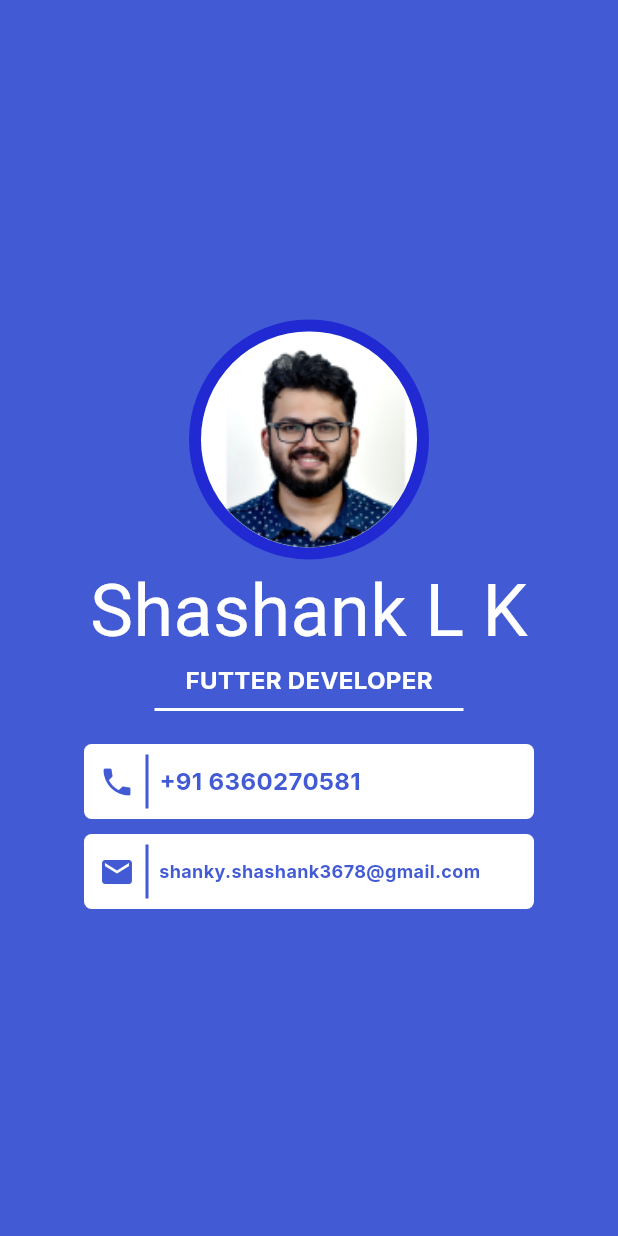
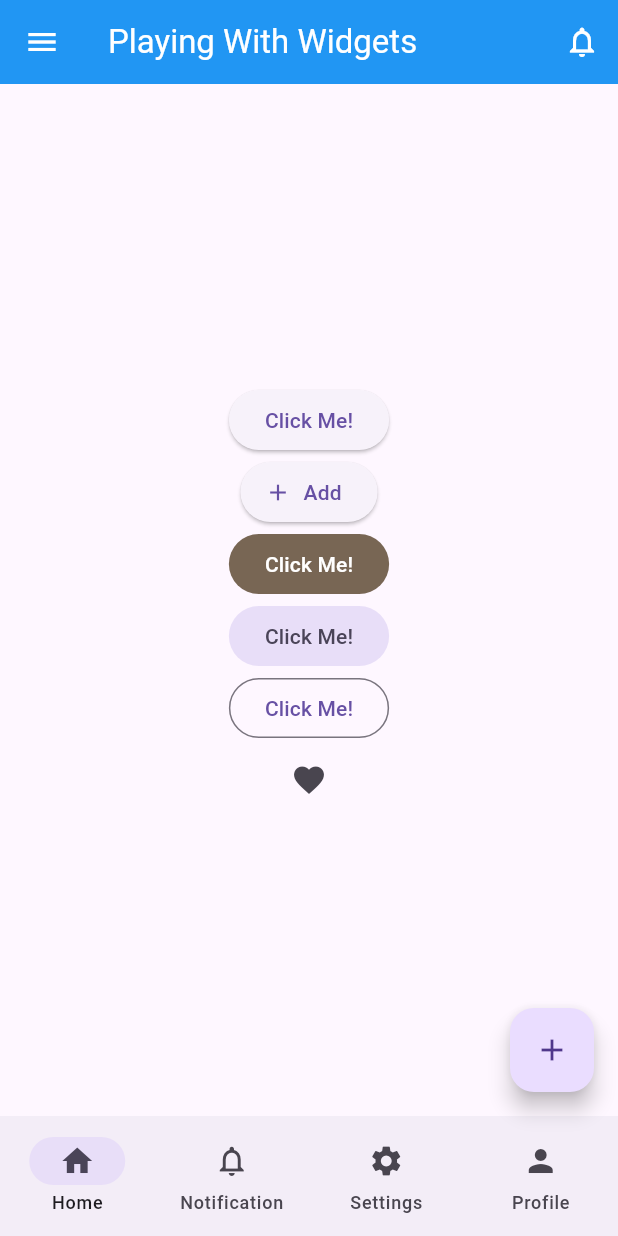
Before and after one commit to Cydra-Tech/Flutter_Intership_class, a Flutter app: the screen it shows after launch, on a phone screen of 412 x 824 dp. Run offline on Flutter 3.47's test engine with Material 2 defaults, Android fonts, the phone set to English and light mode, and no system bars; our stand-ins replace google_fonts; Roboto replaces fonts that are missing (Italianno).

Commit message:
Playing with widgets
Updated with all The codes related to class.

```diff
--- a/lib/main.dart
+++ b/lib/main.dart
@@ -1,5 +1,5 @@
 import 'package:flutter/material.dart';
-import 'package:google_fonts/google_fonts.dart';
+import './screens/home_screen.dart';
 
 void main() {
   runApp(const MyApp());
@@ -8,127 +8,14 @@ void main() {
 // Two Type of WIdget
 // 1> StatelessWidget
 // 2> StatefullWidget
-
 class MyApp extends StatelessWidget {
   const MyApp({super.key});
 
   @override
   Widget build(BuildContext context) {
     return MaterialApp(
+      theme: ThemeData(useMaterial3: true),
       home: const HomeScreen(),
-      theme: ThemeData(useMaterial3: true),
     );
   }
 }
-
-class HomeScreen extends StatelessWidget {
-  const HomeScreen({super.key});
-
-  @override
-  Widget build(BuildContext context) {
-    return Scaffold(
-      body: Container(
-        height: double.infinity,
-        width: double.infinity,
-        color: Color(0xff425AD4),
-        child: Column(
-          mainAxisAlignment: MainAxisAlignment.center,
-          children: [
-            Container(
-              height: 160.0,
-              width: 160.0,
-              decoration: BoxDecoration(
-                  shape: BoxShape.circle,
-                  border: Border.all(width: 8, color: Color(0xff2129D3))),
-              child: const CircleAvatar(
-                backgroundColor: Colors.white,
-                foregroundImage: AssetImage('assets/images/myImage.png'),
-              ),
-            ),
-            Text(
-              'Shashank L K',
-              style: GoogleFonts.italianno(color: Colors.white, fontSize: 48.0),
-            ),
-            Text(
-              'FUTTER DEVELOPER',
-              style: GoogleFonts.inter(
-                  color: Colors.white,
-                  fontSize: 16.0,
-                  fontWeight: FontWeight.bold),
-            ),
-            Divider(
-              thickness: 2.0,
-              color: Colors.white,
-              indent: MediaQuery.sizeOf(context).width * 0.25,
-              endIndent: MediaQuery.sizeOf(context).width * 0.25,
-            ),
-            const SizedBox(
-              height: 10.0,
-            ),
-            Container(
-              padding: EdgeInsets.symmetric(horizontal: 10.0),
-              height: 50.0,
-              width: 300.0,
-              margin: const EdgeInsets.all(5.0),
-              decoration: BoxDecoration(
-                  color: Colors.white,
-                  borderRadius: BorderRadius.circular(5.0)),
-              child: Row(children: [
-                Icon(
-                  Icons.phone,
-                  color: Color(0xff425AD4),
-                ),
-                VerticalDivider(
-                  thickness: 2,
-                  color: Color(0xff425AD4),
-                  indent: 7.0,
-                  endIndent: 7.0,
-                ),
-                Text(
-                  '+91 6360270581',
-                  style: GoogleFonts.inter(
-                      color: Color(0xff425AD4),
-                      fontSize: 16.0,
-                      fontWeight: FontWeight.bold),
-                )
-              ]),
-            ),
-            Container(
-              padding: EdgeInsets.symmetric(horizontal: 10.0),
-              height: 50.0,
-              width: 300.0,
-              margin: const EdgeInsets.all(5.0),
-              decoration: BoxDecoration(
-                  color: Colors.white,
-                  borderRadius: BorderRadius.circular(5.0)),
-              child: Row(children: [
-                Icon(
-                  Icons.mail,
-                  color: Color(0xff425AD4),
-                ),
-                VerticalDivider(
-                  thickness: 2,
-                  color: Color(0xff425AD4),
-                  indent: 7.0,
-                  endIndent: 7.0,
-                ),
-                 Container(
-                  width: 220,
-                  child: Text(
-                    'shanky.shashank3678@gmail.com',
-                    overflow: TextOverflow.ellipsis,
-                    style: GoogleFonts.inter(
-                      color: Color(0xff425AD4),
-                      fontSize: 12.0,
-                      fontWeight: FontWeight.bold,
-                    ),
-                  ),
-                )
-              ]),
-            )
-          ],
-        ),
-      ),
-    );
-  }
-}
--- /dev/null
+++ b/lib/screens/home_screen.dart
@@ -0,0 +1,84 @@
+import 'package:flutter/material.dart';
+
+class HomeScreen extends StatelessWidget {
+  const HomeScreen({super.key});
+
+  @override
+  Widget build(BuildContext context) {
+    return Scaffold(
+      appBar: AppBar(
+        foregroundColor: Colors.white,
+        backgroundColor: Colors.blue,
+        title: const Text('Playing With Widgets'),
+        actions: [
+          IconButton(
+              onPressed: () {}, icon: const Icon(Icons.notifications_outlined)),
+        ],
+      ),
+      drawer: const NavigationDrawer(children: [
+        NavigationDrawerDestination(
+            icon: Icon(Icons.home), label: Text('Home')),
+        NavigationDrawerDestination(
+            icon: Icon(Icons.notifications), label: Text('Notification')),
+        NavigationDrawerDestination(
+            icon: Icon(Icons.settings), label: Text('Settings')),
+      ]),
+      body: SizedBox(
+        width: double.infinity,
+        child: Column(
+            crossAxisAlignment: CrossAxisAlignment.center,
+            mainAxisAlignment: MainAxisAlignment.center,
+            children: [
+              ElevatedButton(
+                  onPressed: () {
+                    print('Clicked!');
+                  },
+                  child: Text('Click Me!')),
+              ElevatedButton.icon(
+                  onPressed: () {}, icon: Icon(Icons.add), label: Text('Add')),
+              FilledButton(
+                onPressed: () {},
+                child: Text('Click Me!'),
+                style: ButtonStyle(
+                    backgroundColor:
+                        MaterialStateProperty.all(Color(0xff786654))),
+              ),
+              FilledButton.tonal(
+                  onPressed: () {
+                    print('Clicked!');
+                  },
+                  child: Text('Click Me!')),
+                  OutlinedButton(onPressed: (){}, child: Text('Click Me!')),
+               IconButton(onPressed: (){}, icon: Icon(Icons.favorite)),
+              //  SegmentedButton(segments: [
+              //   ButtonSegment(value: true,icon: Icon(Icons.select_all),label: Text('Selected')),
+              //   ButtonSegment(value: false,icon: Icon(Icons.select_all),label: Text('Enable')),
+              //   ButtonSegment(value: false,icon: Icon(Icons.select_all),label: Text('Enable')),
+              //  ], selected: Set())
+            ]),
+      ),
+      floatingActionButton: FloatingActionButton(
+        onPressed: () {},
+        child: Icon(Icons.add),
+      ),
+
+      bottomNavigationBar: NavigationBar(
+        destinations: const [
+          NavigationDestination(icon: Icon(Icons.home), label: 'Home'),
+          NavigationDestination(
+              icon: Icon(Icons.notifications_outlined), label: 'Notification'),
+          NavigationDestination(icon: Icon(Icons.settings), label: 'Settings'),
+          NavigationDestination(icon: Icon(Icons.person), label: 'Profile'),
+        ],
+      ),
+
+      // bottomNavigationBar: BottomAppBar(child: Row(children: [
+      //   IconButton(onPressed: () {}, icon: const Icon(Icons.home)),
+      //   IconButton(onPressed: () {}, icon: const Icon(Icons.notifications)),
+      //   IconButton(onPressed: () {}, icon: const Icon(Icons.settings)),
+      //   IconButton(onPressed: () {}, icon: const Icon(Icons.person))
+      // ],),
+      // ),
+    );
+  }
+}
```
Also changed, not shown: lib/mycard.dart (added, +137 -0 lines), lib/screens/counter.dart (added, +77 -0 lines).
